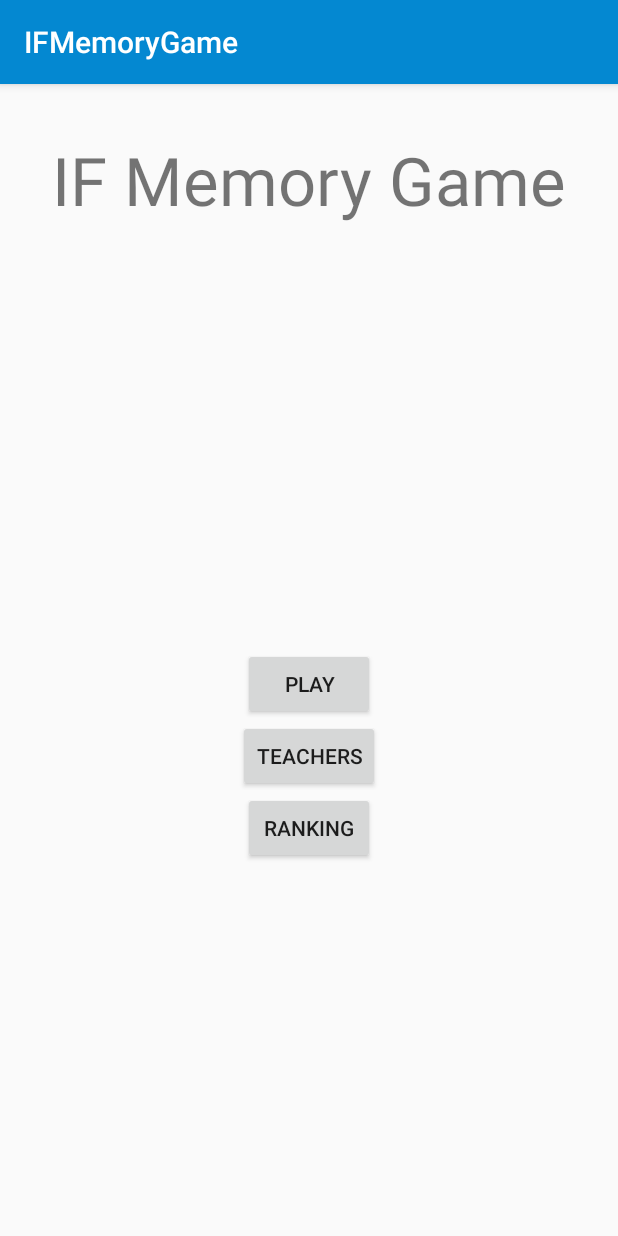
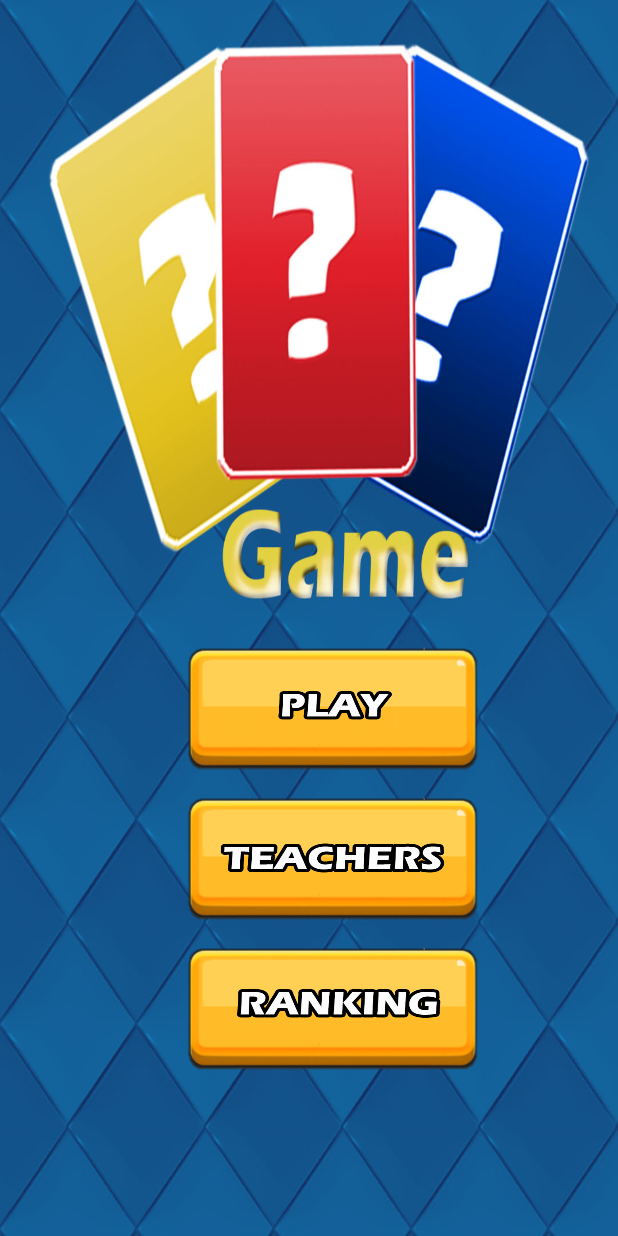
Before and after one commit to JohnOliver23/IfMemoryGame, an Android app: the screen it shows after launch (MainActivity), on a phone screen of 412 x 824 dp. Run offline under Robolectric (Android 15) with nearby library versions, the light colour scheme and no system bars.

Commit message:
add ranking

```diff
--- a/app/src/main/java/com/example/ifmemorygame/MainActivity.kt
+++ b/app/src/main/java/com/example/ifmemorygame/MainActivity.kt
@@ -9,9 +9,9 @@ import android.content.Intent
 
 
 class MainActivity : AppCompatActivity() {
-    private lateinit var btnPlay : Button
-    private lateinit var btnList : Button
-    private lateinit var btnRanking: Button
+    private lateinit var btnPlay : ImageButton
+    private lateinit var btnList : ImageButton
+    private lateinit var btnRanking: ImageButton
 
 
 
@@ -20,8 +20,11 @@ class MainActivity : AppCompatActivity() {
         super.onCreate(savedInstanceState)
         setContentView(R.layout.activity_main)
 
+        val actionBar = supportActionBar
+        actionBar!!.hide()
+
         this.btnPlay = findViewById(R.id.btnPlay)
-        this.btnList = findViewById(R.id.btnList)
+        this.btnList = findViewById(R.id.btnTeachers)
         this.btnRanking = findViewById(R.id.btnRanking)
 
         this.btnPlay.setOnClickListener({ play(it) })
@@ -43,6 +46,8 @@ class MainActivity : AppCompatActivity() {
     }
 
     fun ranking (view: View) {
+        var intent = Intent(this, MainRankingActivity::class.java)
+        startActivity(intent)
 
     }
 
--- a/app/src/main/res/layout/activity_main.xml
+++ b/app/src/main/res/layout/activity_main.xml
@@ -6,6 +6,8 @@
         android:layout_width="match_parent"
         android:layout_height="match_parent"
         android:orientation="vertical"
+
+        android:background="@drawable/layout"
         tools:context=".MainActivity">
 
     <LinearLayout
@@ -13,11 +15,7 @@
             android:gravity="center"
             android:layout_width="match_parent"
             android:layout_height="match_parent">
-        <TextView
-                android:text="IF Memory Game"
-                android:textSize="20pt"
-                android:layout_width="wrap_content"
-                android:layout_height="wrap_content"/>
+
 
     </LinearLayout>
     <LinearLayout
@@ -25,22 +23,31 @@
             android:gravity="center"
             android:layout_width="match_parent"
             android:layout_height="match_parent"
-            android:orientation="vertical">
-        <Button
-                android:layout_width="wrap_content"
-                android:layout_height="wrap_content"
-                android:text="Play"
+            android:orientation="vertical"
+            android:paddingTop="180dp"
+            android:paddingLeft="30dp">
+        <ImageButton
+                android:layout_width="220dp"
+                android:layout_height="100dp"
+                android:src="@drawable/play"
+                android:scaleType="fitXY"
+                android:background="#00000000"
                 android:id="@+id/btnPlay"/>
-        <Button
-                android:layout_width="wrap_content"
-                android:layout_height="wrap_content"
-                android:text="Teachers"
-                android:id="@+id/btnList"/>
-        <Button
-                android:layout_width="wrap_content"
-                android:layout_height="wrap_content"
-                android:text="Ranking"
+        <ImageButton
+                android:layout_width="220dp"
+                android:layout_height="100dp"
+                android:src="@drawable/teachers"
+                android:scaleType="fitXY"
+                android:background="#00000000"
+                android:id="@+id/btnTeachers"/>
+        <ImageButton
+                android:layout_width="220dp"
+                android:layout_height="100dp"
+                android:src="@drawable/ranking"
+                android:scaleType="fitXY"
+                android:background="#00000000"
                 android:id="@+id/btnRanking"/>
+
 
     </LinearLayout>
 </LinearLayout>
```
Also changed, not shown: app/src/main/AndroidManifest.xml (+6 -3 lines), app/src/main/java/com/example/ifmemorygame/DAO/BancoHelper.kt (added, +22 -0 lines), app/src/main/java/com/example/ifmemorygame/DAO/UserDao.kt (added, +77 -0 lines), app/src/main/java/com/example/ifmemorygame/Main2Activity.kt (+13 -2 lines), app/src/main/java/com/example/ifmemorygame/MainRankingActivity.kt (added, +89 -0 lines), app/src/main/java/com/example/ifmemorygame/model/User.kt (added, +26 -0 lines), app/src/main/res/layout/activity_main_ranking.xml (added, +21 -0 lines), app/src/main/res/layout/dialog_activity.xml (+18 -0 lines), app/src/main/res/layout/rowranking.xml (added, +61 -0 lines), app/src/main/res/drawable/bronze.png (added), app/src/main/res/drawable/btn.png (added), app/src/main/res/drawable/gold.png (added), app/src/main/res/drawable/layout.jpg (added), app/src/main/res/drawable/play.png (added), 4 more files.
